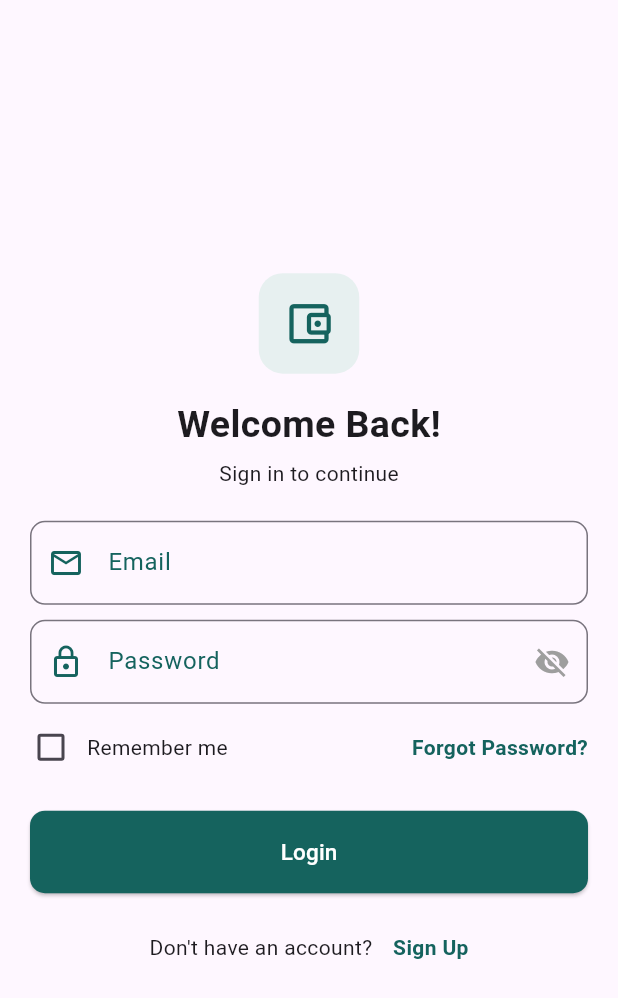
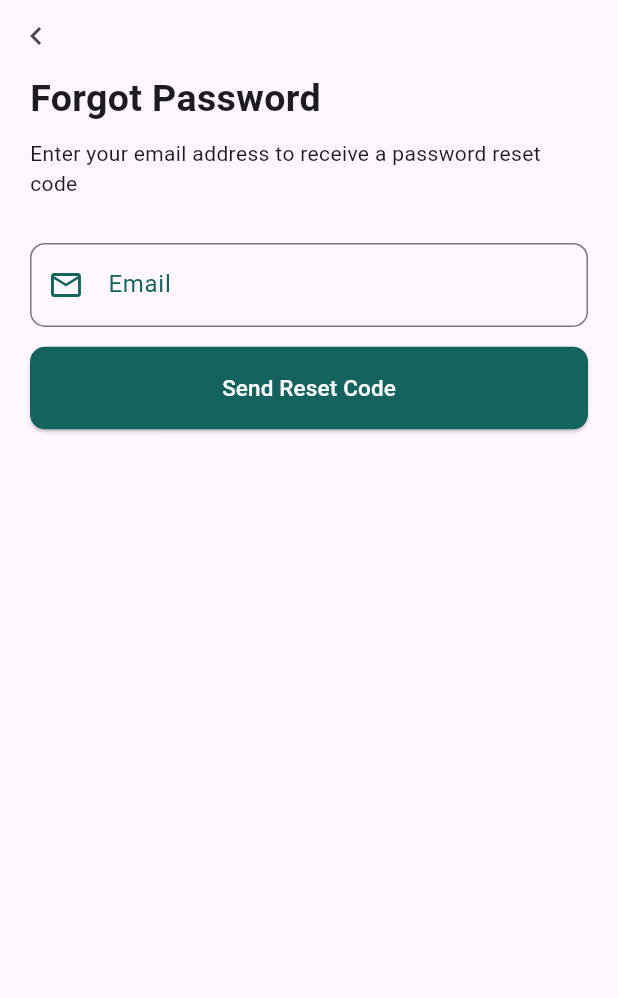
Before and after one commit to gmulonga/pretium, a Flutter app: the LoginScreen screen opened by its route, after a tap on "Forgot Password?", on a phone screen of 412 x 824 dp. Shown: the top 998 px of the screen. Run offline on Flutter 3.47's test engine with Material 3 defaults, Android fonts, the phone set to English and light mode, and no system bars; our stand-ins replace animated_splash_screen, carousel_slider, smooth_page_indicator.

Commit message:
feat: adding the forgot password screen

```diff
--- a/lib/routes/routes.dart
+++ b/lib/routes/routes.dart
@@ -4,12 +4,14 @@ import 'package:pretium/views/homepage.dart';
 import 'package:pretium/views/auth/login_screen.dart';
 import 'package:pretium/views/get_started.dart';
 import 'package:pretium/views/auth/register_screen.dart';
+import 'package:pretium/views/auth/forgot_password.dart';
 
 class AppRoutes {
   static const String dashboard = '/dashboard';
   static const String login = '/login';
   static const String getStarted = '/getStarted';
   static const String register = '/register';
+  static const String forgotPassword = '/forgotPassword';
   static const String navigation = '/navigation';
 
   static Route<dynamic> generateRoute(RouteSettings settings) {
@@ -24,6 +26,8 @@ class AppRoutes {
         return MaterialPageRoute(builder: (_) => RegisterScreen());
       case navigation:
         return MaterialPageRoute(builder: (_) => Navigation());
+      case forgotPassword:
+        return MaterialPageRoute(builder: (_) => ForgotPassword());
 
       default:
         return MaterialPageRoute(
--- /dev/null
+++ b/lib/views/auth/forgot_password.dart
@@ -0,0 +1,69 @@
+import 'package:flutter/material.dart';
+import 'package:pretium/utils/constants.dart';
+import 'package:pretium/widgets/custom_button.dart';
+import 'package:pretium/widgets/custom_input.dart';
+
+class ForgotPassword extends StatefulWidget {
+  @override
+  State<ForgotPassword> createState() => _ForgotPasswordState();
+}
+
+class _ForgotPasswordState extends State<ForgotPassword> {
+  @override
+  Widget build(BuildContext context) {
+    double screenHeight = MediaQuery.of(context).size.height;
+
+    return Scaffold(
+      body: SafeArea(
+        child: Column(
+          crossAxisAlignment: CrossAxisAlignment.stretch,
+          children: [
+            Align(
+              alignment: Alignment.centerLeft,
+              child: IconButton(
+                onPressed: () {
+                  Navigator.pop(context);
+                },
+                icon: Icon(Icons.navigate_before),
+              ),
+            ),
+            Padding(
+              padding: EdgeInsets.symmetric(horizontal: 20),
+              child: Text(
+                "Forgot Password",
+                style: TextStyle(
+                  fontWeight: FontWeight.bold,
+                  fontSize: kTitleFont,
+                ),
+              ),
+            ),
+            SizedBox(height: screenHeight * 0.01),
+            Padding(
+              padding: const EdgeInsets.symmetric(horizontal: 20),
+              child: Text(
+                "Enter your email address to receive a password reset code",
+              ),
+            ),
+            SizedBox(height: screenHeight * 0.03),
+            Padding(
+              padding: EdgeInsets.symmetric(horizontal: 20, vertical: 5),
+              child: InputField(
+                isRequired: true,
+                hintText: "Email",
+                icon: Icons.email_outlined,
+              ),
+            ),
+            SizedBox(height: screenHeight * 0.01),
+            Padding(
+              padding: const EdgeInsets.symmetric(horizontal: 20),
+              child: CustomButton(
+                callBackFunction: () {},
+                label: "Send Reset Code",
+              ),
+            ),
+          ],
+        ),
+      ),
+    );
+  }
+}
--- a/lib/views/auth/login_screen.dart
+++ b/lib/views/auth/login_screen.dart
@@ -90,7 +90,12 @@ class _LoginScreenState extends State<LoginScreen> {
                         ],
                       ),
                       GestureDetector(
-                        onTap: () {},
+                        onTap: () {
+                          Navigator.pushNamed(
+                            context,
+                            AppRoutes.forgotPassword,
+                          );
+                        },
                         child: Text(
                           "Forgot Password?",
                           style: TextStyle(
```
